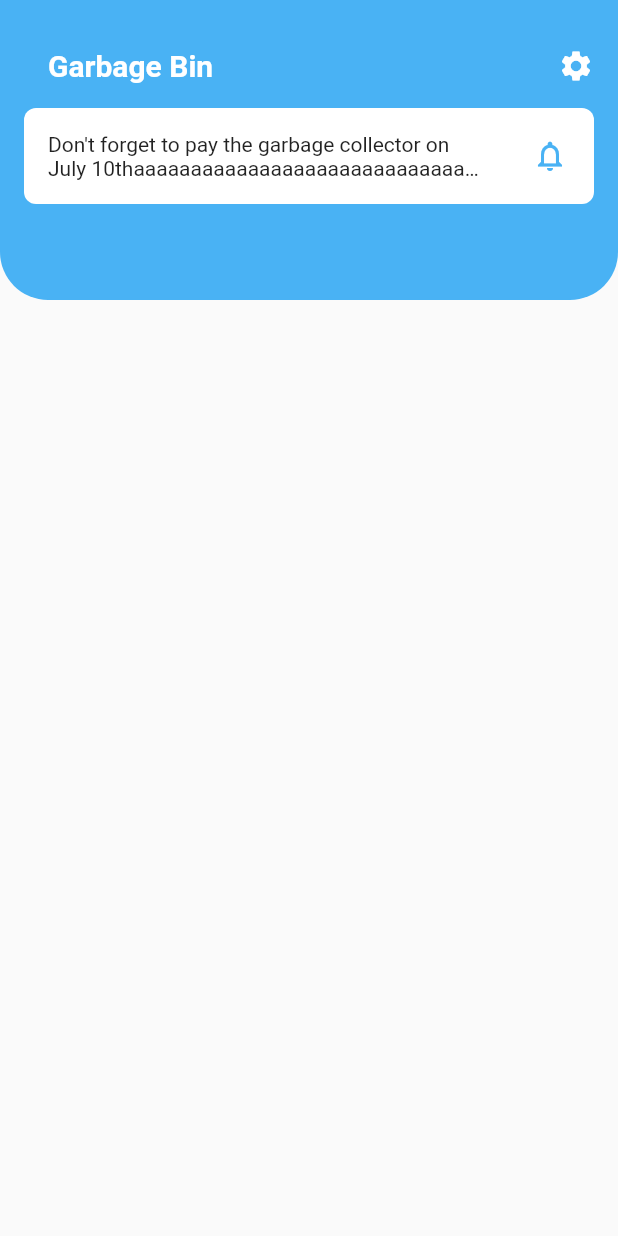
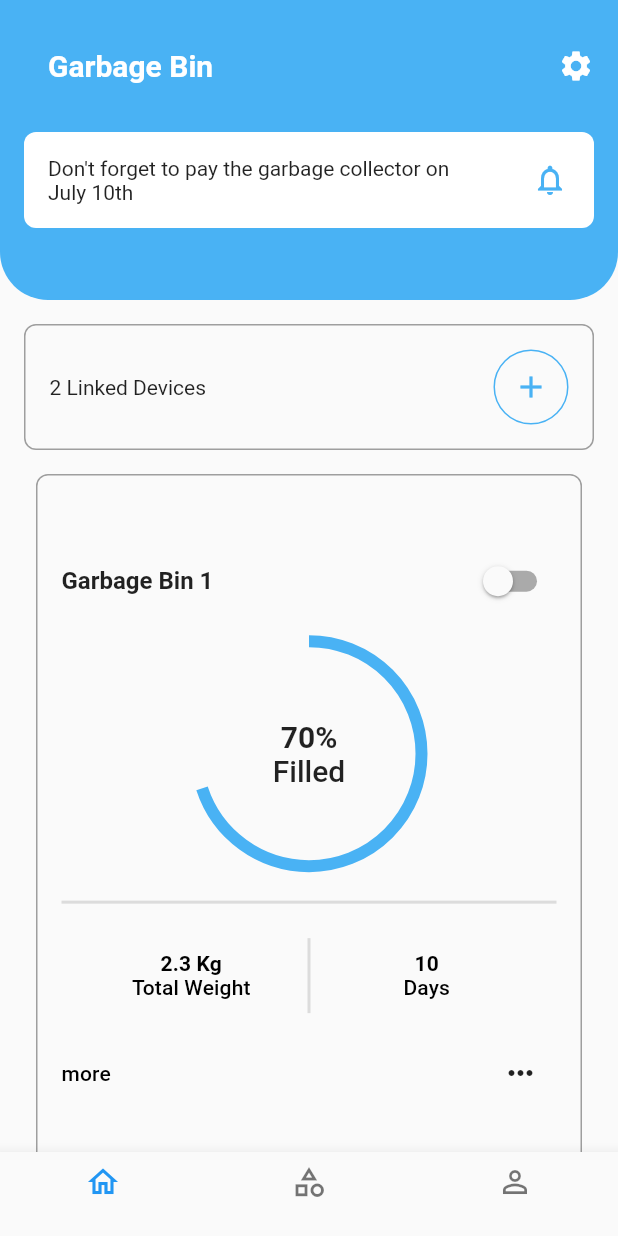
Before and after one commit to TheTarius26/bin-resik, a Flutter app: the screen it shows after launch, on a phone screen of 412 x 824 dp. Run offline on Flutter 3.47's test engine with Material 2 defaults, Android fonts, the light colour scheme and no system bars.

Commit message:
- Add Linked Devices - Add Devices info Card - Add Bottom Navigation Bar

```diff
--- a/lib/screens/home/home.dart
+++ b/lib/screens/home/home.dart
@@ -1,4 +1,5 @@
 import 'package:flutter/material.dart';
+import 'package:resik/common/constant.dart';
 import 'package:resik/widgets/custom_app_bar.dart';
 
 class HomeScreen extends StatelessWidget {
@@ -9,9 +10,186 @@ class HomeScreen extends StatelessWidget {
     return Scaffold(
       appBar: const CustomAppBar(),
       body: SingleChildScrollView(
-        child: Container(
-          color: Colors.amber,
+        padding: const EdgeInsets.all(kPadding),
+        child: Column(
+          children: [
+            linkedDevicesInfo(context),
+            const SizedBox(height: kPadding),
+            SizedBox(
+              height: MediaQuery.of(context).size.height / 1.75,
+              child: PageView.builder(
+                itemBuilder: (context, index) => Padding(
+                  padding: const EdgeInsets.symmetric(
+                      horizontal: kPadding / 2, vertical: 0),
+                  child: garbageCard(context),
+                ),
+                itemCount: 2,
+              ),
+            ),
+          ],
         ),
+      ),
+      bottomNavigationBar: BottomNavigationBar(
+        items: const [
+          BottomNavigationBarItem(icon: Icon(Icons.home_outlined), label: ''),
+          BottomNavigationBarItem(
+              icon: Icon(Icons.category_outlined), label: ''),
+          BottomNavigationBarItem(icon: Icon(Icons.person_outline), label: ''),
+        ],
+      ),
+    );
+  }
+
+  Container garbageCard(BuildContext context) {
+    final cardMore = Row(
+      mainAxisAlignment: MainAxisAlignment.spaceBetween,
+      children: [
+        Text(
+          'more',
+          style: Theme.of(context).textTheme.subtitle2,
+        ),
+        IconButton(
+          icon: const Icon(Icons.more_horiz),
+          onPressed: () {},
+        ),
+      ],
+    );
+
+    final cardInfo = Container(
+      padding: const EdgeInsets.all(kPadding),
+      child: Row(
+        mainAxisAlignment: MainAxisAlignment.spaceEvenly,
+        children: [
+          Expanded(
+            child: RichText(
+              textAlign: TextAlign.center,
+              text: TextSpan(
+                style: Theme.of(context).textTheme.subtitle2,
+                children: const [
+                  TextSpan(
+                    text: '2.3 Kg',
+                    style: TextStyle(fontWeight: FontWeight.bold),
+                  ),
+                  TextSpan(text: '\nTotal Weight'),
+                ],
+              ),
+            ),
+          ),
+          const SizedBox(
+            height: 50,
+            child: VerticalDivider(thickness: 2),
+          ),
+          Expanded(
+            child: RichText(
+              textAlign: TextAlign.center,
+              text: TextSpan(
+                style: Theme.of(context).textTheme.subtitle2,
+                children: const [
+                  TextSpan(
+                    text: '10',
+                    style: TextStyle(fontWeight: FontWeight.bold),
+                  ),
+                  TextSpan(text: '\nDays'),
+                ],
+              ),
+            ),
+          ),
+        ],
+      ),
+    );
+
+    final storageIndicator = Stack(
+      alignment: AlignmentDirectional.center,
+      children: [
+        const SizedBox(
+          width: 150,
+          height: 150,
+          child: CircularProgressIndicator(
+            color: kPrimary,
+            value: 0.7,
+            strokeWidth: 8,
+          ),
+        ),
+        RichText(
+          textAlign: TextAlign.center,
+          text: TextSpan(
+            style: Theme.of(context).textTheme.headline6,
+            children: const [
+              TextSpan(
+                  text: '70%', style: TextStyle(fontWeight: FontWeight.bold)),
+              TextSpan(text: '\nFilled')
+            ],
+          ),
+        ),
+      ],
+    );
+
+    final cardHeader = Row(
+      mainAxisAlignment: MainAxisAlignment.spaceBetween,
+      children: [
+        Text(
+          'Garbage Bin 1',
+          style: Theme.of(context)
+              .textTheme
+              .subtitle1
+              ?.copyWith(fontWeight: FontWeight.w600),
+        ),
+        Switch(
+          value: false,
+          onChanged: (value) {},
+        ),
+      ],
+    );
+
+    return Container(
+      padding: const EdgeInsets.all(kPadding),
+      decoration: BoxDecoration(
+        border: Border.all(color: Colors.grey),
+        borderRadius: const BorderRadius.all(kRadius),
+      ),
+      child: Column(
+        mainAxisAlignment: MainAxisAlignment.center,
+        children: [
+          cardHeader,
+          const SizedBox(height: kPadding),
+          storageIndicator,
+          const SizedBox(height: kPadding),
+          const Divider(thickness: 2),
+          cardInfo,
+          cardMore,
+        ],
+      ),
+    );
+  }
+
+  Container linkedDevicesInfo(BuildContext context) {
+    return Container(
+      padding: const EdgeInsets.all(kPadding),
+      decoration: BoxDecoration(
+        border: Border.all(color: Colors.grey),
+        borderRadius: const BorderRadius.all(kRadius),
+      ),
+      child: Row(
+        mainAxisAlignment: MainAxisAlignment.spaceBetween,
+        children: [
+          Text(
+            '2 Linked Devices',
+            style: Theme.of(context).textTheme.bodyText2,
+          ),
+          Container(
+            decoration: BoxDecoration(
+              borderRadius: BorderRadius.circular(50),
+              border: Border.all(color: kPrimary),
+            ),
+            child: IconButton(
+              icon: const Icon(
+                Icons.add,
+                color: kPrimary,
+              ),
+              onPressed: () {},
+            ),
+          ),
+        ],
       ),
     );
   }
--- a/lib/widgets/custom_app_bar.dart
+++ b/lib/widgets/custom_app_bar.dart
@@ -22,7 +22,17 @@ class CustomAppBar extends StatelessWidget implements PreferredSizeWidget {
       child: SafeArea(
         child: Column(
           children: [
-            AppBar(
+            appBar(context),
+            const SizedBox(height: kPadding),
+            notificationContainer(),
+          ],
+        ),
+      ),
+    );
+  }
+
+  AppBar appBar(BuildContext context) {
+    return AppBar(
       title: Text(
         'Garbage Bin',
         style: Theme.of(context).textTheme.headline6?.copyWith(
@@ -38,8 +48,11 @@ class CustomAppBar extends StatelessWidget implements PreferredSizeWidget {
           color: Colors.white,
         ),
       ],
-            ),
-            Container(
+    );
+  }
+
+  Container notificationContainer() {
+    return Container(
       padding: const EdgeInsets.all(kPadding),
       decoration: const BoxDecoration(
         color: Colors.white,
@@ -51,7 +64,7 @@ class CustomAppBar extends StatelessWidget implements PreferredSizeWidget {
           Expanded(
             flex: 11,
             child: Text(
-                      'Don\'t forget to pay the garbage collector on July 10thaaaaaaaaaaaaaaaaaaaaaaaaaaaaaaaaaaaaaaaaaaaaaaaaaaaaaa',
+              'Don\'t forget to pay the garbage collector on July 10th',
               maxLines: 2,
               overflow: TextOverflow.ellipsis,
             ),
@@ -66,10 +79,6 @@ class CustomAppBar extends StatelessWidget implements PreferredSizeWidget {
           )
         ],
       ),
-            ),
-          ],
-        ),
-      ),
     );
   }
 }
```
Also changed, not shown: pubspec.lock. Lines whose indentation alone changed are shown as unchanged.
